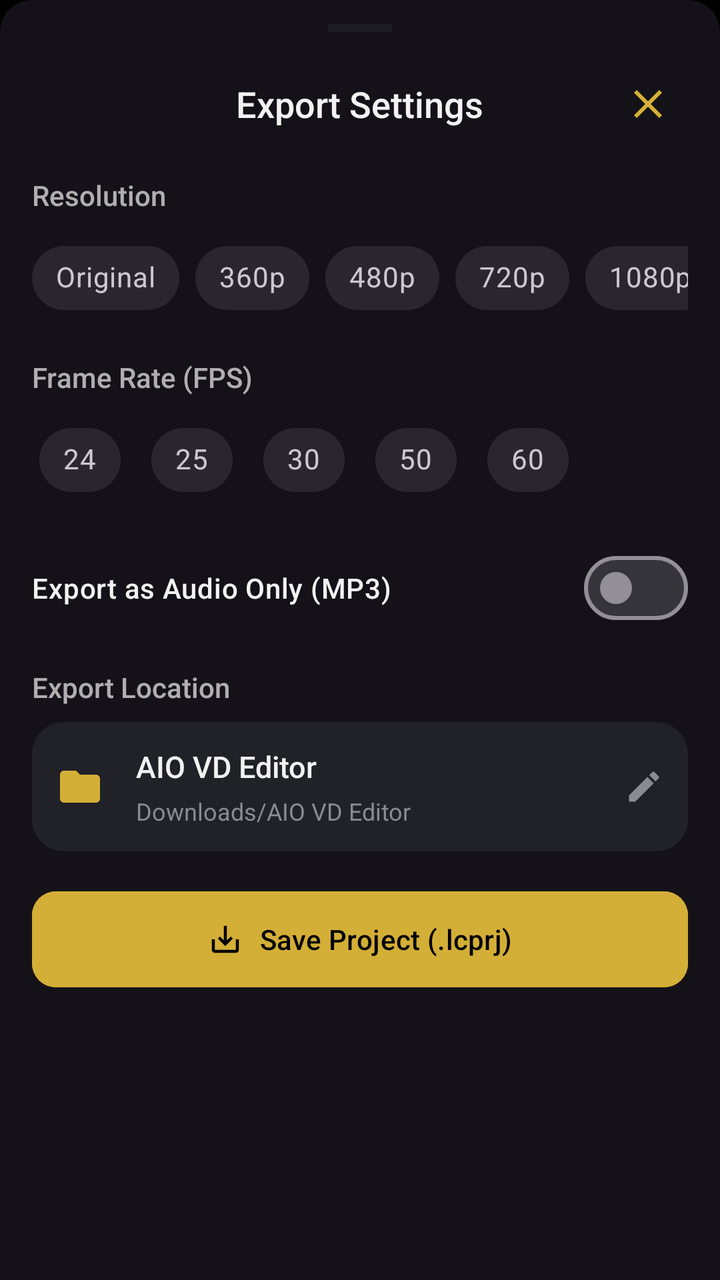
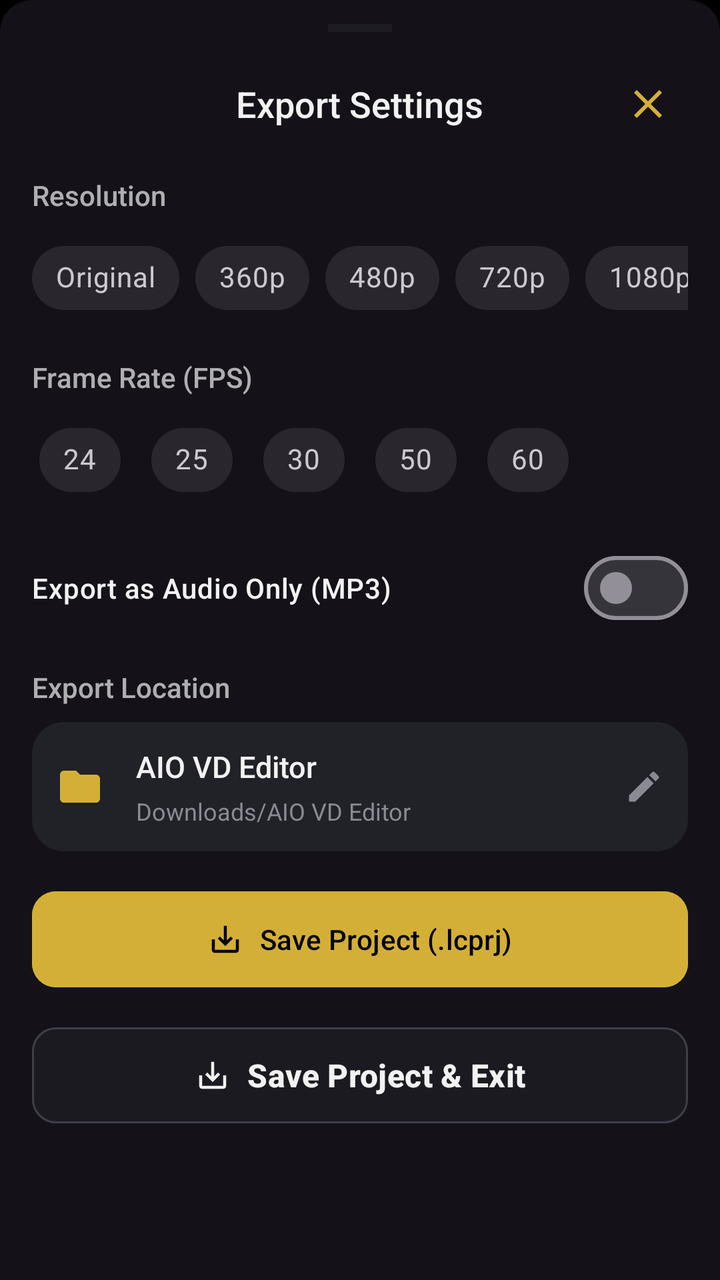

Screens rendered from an Android XML layout before and after an edit, with the pre-edit source and the edit as a unified diff.
<!-- AndroidManifest.xml: application theme AppTheme -->
<!-- res/layout/export_quality_bottom_sheet_dialog.xml -->
<?xml version="1.0" encoding="utf-8"?>
<LinearLayout xmlns:android="http://schemas.android.com/apk/res/android"
    xmlns:app="http://schemas.android.com/apk/res-auto"
    android:layout_width="match_parent"
    android:layout_height="wrap_content"
    android:background="@drawable/bg_bottom_sheet"
    android:orientation="vertical"
    android:paddingBottom="24dp"
    android:paddingTop="12dp">

    <View
        android:layout_width="32dp"
        android:layout_height="4dp"
        android:layout_gravity="center_horizontal"
        android:layout_marginBottom="16dp"
        android:alpha="0.4"
        android:background="@color/outlineVariant" />

    <RelativeLayout
        android:layout_width="match_parent"
        android:layout_height="wrap_content"
        android:layout_marginBottom="16dp"
        android:paddingHorizontal="16dp">

        <TextView
            android:id="@+id/tvTitleQuality"
            android:layout_width="wrap_content"
            android:layout_height="wrap_content"
            android:layout_centerInParent="true"
            android:fontFamily="sans-serif-medium"
            android:text="@string/str_export_settings"
            android:textColor="@color/textColor"
            android:textSize="18sp" />

        <ImageButton
            android:id="@+id/btnCloseSheet"
            android:layout_width="40dp"
            android:layout_height="40dp"
            android:layout_alignParentEnd="true"
            android:background="?attr/selectableItemBackgroundBorderless"
            android:src="@drawable/ic_close_24"
            android:padding="8dp"
            app:tint="@color/activeTool" />
    </RelativeLayout>

    <LinearLayout
        android:layout_width="match_parent"
        android:layout_height="wrap_content"
        android:orientation="vertical"
        android:paddingHorizontal="16dp">

        <TextView
            android:layout_width="wrap_content"
            android:layout_height="wrap_content"
            android:text="Resolution"
            android:textColor="@color/textColor"
            android:textSize="14sp"
            android:fontFamily="sans-serif-medium"
            android:alpha="0.7"
            android:layout_marginBottom="8dp"/>

        <HorizontalScrollView
            android:layout_width="match_parent"
            android:layout_height="wrap_content"
            android:scrollbars="none"
            android:clipToPadding="false"
            android:layout_marginBottom="16dp">
            
            <com.google.android.material.chip.ChipGroup
                android:id="@+id/cgResolution"
                android:layout_width="wrap_content"
                android:layout_height="wrap_content"
                app:singleSelection="true"
                app:selectionRequired="true"
                app:singleLine="true">

                <com.google.android.material.chip.Chip
                    android:id="@+id/chipResOriginal"
                    style="@style/Widget.MaterialComponents.Chip.Choice"
                    android:layout_width="wrap_content"
                    android:layout_height="wrap_content"
                    android:text="Original" />

                <com.google.android.material.chip.Chip
                    android:id="@+id/chipRes360"
                    style="@style/Widget.MaterialComponents.Chip.Choice"
                    android:layout_width="wrap_content"
                    android:layout_height="wrap_content"
                    android:text="360p" />
                    
                <com.google.android.material.chip.Chip
                    android:id="@+id/chipRes480"
                    style="@style/Widget.MaterialComponents.Chip.Choice"
                    android:layout_width="wrap_content"
                    android:layout_height="wrap_content"
                    android:text="480p" />
                    
                <com.google.android.material.chip.Chip
                    android:id="@+id/chipRes720"
                    style="@style/Widget.MaterialComponents.Chip.Choice"
                    android:layout_width="wrap_content"
                    android:layout_height="wrap_content"
                    android:text="720p" />
                    
                <com.google.android.material.chip.Chip
                    android:id="@+id/chipRes1080"
                    style="@style/Widget.MaterialComponents.Chip.Choice"
                    android:layout_width="wrap_content"
                    android:layout_height="wrap_content"
                    android:text="1080p" />
                    
                <com.google.android.material.chip.Chip
                    android:id="@+id/chipRes1440"
                    style="@style/Widget.MaterialComponents.Chip.Choice"
                    android:layout_width="wrap_content"
                    android:layout_height="wrap_content"
                    android:text="1440p (2K)" />
                    
                <com.google.android.material.chip.Chip
                    android:id="@+id/chipRes2160"
                    style="@style/Widget.MaterialComponents.Chip.Choice"
                    android:layout_width="wrap_content"
                    android:layout_height="wrap_content"
                    android:text="2160p (4K)" />
            </com.google.android.material.chip.ChipGroup>
        </HorizontalScrollView>

        <TextView
            android:layout_width="wrap_content"
            android:layout_height="wrap_content"
            android:text="Frame Rate (FPS)"
            android:textColor="@color/textColor"
            android:textSize="14sp"
            android:fontFamily="sans-serif-medium"
            android:alpha="0.7"
            android:layout_marginBottom="8dp"/>

        <HorizontalScrollView
            android:layout_width="match_parent"
            android:layout_height="wrap_content"
            android:scrollbars="none"
            android:clipToPadding="false"
            android:layout_marginBottom="16dp">
            
            <com.google.android.material.chip.ChipGroup
                android:id="@+id/cgFps"
                android:layout_width="wrap_content"
                android:layout_height="wrap_content"
                app:singleSelection="true"
                app:selectionRequired="true"
                app:singleLine="true">
                
                <com.google.android.material.chip.Chip
                    android:id="@+id/chipFps24"
                    style="@style/Widget.MaterialComponents.Chip.Choice"
                    android:layout_width="wrap_content"
                    android:layout_height="wrap_content"
                    android:text="24" />
                    
                <com.google.android.material.chip.Chip
                    android:id="@+id/chipFps25"
                    style="@style/Widget.MaterialComponents.Chip.Choice"
                    android:layout_width="wrap_content"
                    android:layout_height="wrap_content"
                    android:text="25" />
                    
                <com.google.android.material.chip.Chip
                    android:id="@+id/chipFps30"
                    style="@style/Widget.MaterialComponents.Chip.Choice"
                    android:layout_width="wrap_content"
                    android:layout_height="wrap_content"
                    android:text="30" />
                    
                <com.google.android.material.chip.Chip
                    android:id="@+id/chipFps50"
                    style="@style/Widget.MaterialComponents.Chip.Choice"
                    android:layout_width="wrap_content"
                    android:layout_height="wrap_content"
                    android:text="50" />
                    
                <com.google.android.material.chip.Chip
                    android:id="@+id/chipFps60"
                    style="@style/Widget.MaterialComponents.Chip.Choice"
                    android:layout_width="wrap_content"
                    android:layout_height="wrap_content"
                    android:text="60" />
            </com.google.android.material.chip.ChipGroup>
        </HorizontalScrollView>

        <com.google.android.material.materialswitch.MaterialSwitch
            android:id="@+id/switchAudioOnly"
            android:layout_width="match_parent"
            android:layout_height="wrap_content"
            android:text="Export as Audio Only (MP3)"
            android:textColor="@color/textColor"
            android:fontFamily="sans-serif-medium"
            android:layout_marginBottom="16dp" />

        <TextView
            android:layout_width="wrap_content"
            android:layout_height="wrap_content"
            android:layout_marginBottom="8dp"
            android:text="@string/str_export_location"
            android:textColor="@color/textColor"
            android:textSize="14sp"
            android:fontFamily="sans-serif-medium"
            android:alpha="0.7" />

        <LinearLayout
            android:id="@+id/layoutExportDirectory"
            android:layout_width="match_parent"
            android:layout_height="wrap_content"
            android:background="@drawable/bg_aspect_ratio_item"
            android:clickable="true"
            android:focusable="true"
            android:foreground="?attr/selectableItemBackground"
            android:gravity="center_vertical"
            android:orientation="horizontal"
            android:padding="12dp">

            <ImageView
                android:layout_width="24dp"
                android:layout_height="24dp"
                android:layout_marginEnd="16dp"
                android:src="@drawable/ic_folder_24"
                app:tint="@color/colorPrimary" />

            <LinearLayout
                android:layout_width="0dp"
                android:layout_height="wrap_content"
                android:layout_weight="1"
                android:orientation="vertical">

                <TextView
                    android:id="@+id/tvExportDirectoryTitle"
                    android:layout_width="wrap_content"
                    android:layout_height="wrap_content"
                    android:text="@string/app_name"
                    android:textColor="@color/textColor"
                    android:textSize="15sp"
                    android:fontFamily="sans-serif-medium" />

                <TextView
                    android:id="@+id/tvExportDirectoryPath"
                    android:layout_width="wrap_content"
                    android:layout_height="wrap_content"
                    android:text="@string/str_downloads_librecuts"
                    android:textColor="@color/iconSecondary"
                    android:textSize="12sp"
                    android:layout_marginTop="4dp"
                    android:ellipsize="middle"
                    android:singleLine="true" />
            </LinearLayout>

            <ImageView
                android:layout_width="20dp"
                android:layout_height="20dp"
                android:src="@drawable/ic_edit_24"
                app:tint="@color/iconSecondary" />
        </LinearLayout>

        <com.google.android.material.button.MaterialButton
            android:id="@+id/btnSaveProject"
            android:layout_width="match_parent"
            android:layout_height="56dp"
            android:layout_marginTop="16dp"
            android:text="Save Project (.lcprj)"
            android:textColor="@color/onPrimaryContainer"
            android:backgroundTint="@color/colorPrimary"
            app:cornerRadius="12dp"
            app:icon="@drawable/ic_save_24"
            app:iconTint="@color/onPrimaryContainer"
            app:iconGravity="textStart" />

    </LinearLayout>
</LinearLayout>
<!-- resources referenced by this layout -->
<resources>
  <color name="activeTool">#D4AF37</color>
  <color name="colorPrimary">#D4AF37</color>
  <color name="iconSecondary">#8A8A93</color>
  <color name="onPrimaryContainer">#000000</color>
  <color name="outlineVariant">#2C2C35</color>
  <color name="textColor">#F2F2F2</color>
  <!-- drawable bg_aspect_ratio_item (drawable) -->
  <shape xmlns:android="http://schemas.android.com/apk/res/android">
      <solid android:color="@color/surfaceVariant" />
      <corners android:radius="16dp" />
  </shape>
  <!-- drawable bg_bottom_sheet (drawable) -->
  <?xml version="1.0" encoding="utf-8"?>
  <shape xmlns:android="http://schemas.android.com/apk/res/android">
      <solid android:color="?attr/colorSurface" />
      <corners
          android:topLeftRadius="16dp"
          android:topRightRadius="16dp" />
  </shape>
  <!-- drawable ic_close_24 (drawable) -->
  <vector xmlns:android="http://schemas.android.com/apk/res/android" android:height="24dp" android:tint="#FFFFFF" android:viewportHeight="24" android:viewportWidth="24" android:width="24dp">
        
      <path android:fillColor="@android:color/white" android:pathData="M19,6.41L17.59,5 12,10.59 6.41,5 5,6.41 10.59,12 5,17.59 6.41,19 12,13.41 17.59,19 19,17.59 13.41,12z"/>
      
  </vector>
  <!-- drawable ic_edit_24 (drawable) -->
  <vector xmlns:android="http://schemas.android.com/apk/res/android"
      android:width="24dp"
      android:height="24dp"
      android:viewportWidth="24"
      android:viewportHeight="24">
    <path
        android:fillColor="#FF000000"
        android:pathData="M3,17.25V21h3.75L17.81,9.94l-3.75,-3.75L3,17.25zM20.71,7.04c0.39,-0.39 0.39,-1.02 0,-1.41l-2.34,-2.34c-0.39,-0.39 -1.02,-0.39 -1.41,0l-1.83,1.83 3.75,3.75 1.83,-1.83z"/>
  </vector>
  <!-- drawable ic_folder_24 (drawable) -->
  <vector xmlns:android="http://schemas.android.com/apk/res/android"
      android:width="24dp"
      android:height="24dp"
      android:viewportWidth="24"
      android:viewportHeight="24">
    <path
        android:fillColor="#FF000000"
        android:pathData="M10,4H4c-1.1,0 -1.99,0.9 -1.99,2L2,18c0,1.1 0.9,2 2,2h16c1.1,0 2,-0.9 2,-2V8c0,-1.1 -0.9,-2 -2,-2h-8l-2,-2z"/>
  </vector>
  <!-- drawable ic_save_24 (drawable) -->
  <vector xmlns:android="http://schemas.android.com/apk/res/android" android:height="24dp" android:tint="#FFFFFF" android:viewportHeight="24" android:viewportWidth="24" android:width="24dp">
        
      <path android:fillColor="@android:color/white" android:pathData="M19,12v7L5,19v-7L3,12v7c0,1.1 0.9,2 2,2h14c1.1,0 2,-0.9 2,-2v-7h-2zM13,12.67l2.59,-2.58L17,11.5l-5,5 -5,-5 1.41,-1.41L11,12.67L11,3h2v9.67z"/>
      
  </vector>
  <string name="app_name">AIO VD Editor</string>
  <string name="str_downloads_librecuts">Downloads/AIO VD Editor</string>
  <string name="str_export_location">Export Location</string>
  <string name="str_export_settings">Export Settings</string>
  <color name="surfaceVariant">#212128</color>
  <color name="colorPrimaryVariant">#8C7322</color>
  <color name="colorOnPrimary">#000000</color>
  <color name="colorSecondary">#D4AF37</color>
  <color name="colorSecondaryVariant">#8C7322</color>
  <color name="colorOnSecondary">#000000</color>
  <color name="background">#000000</color>
  <color name="navigationBarColor">#000000</color>
  <color name="statusBarColor">#000000</color>
  <!-- unchanged entries left out for length: 1 -->
</resources>

<!-- the commit's change to res/layout/export_quality_bottom_sheet_dialog.xml (unified diff, before → after) -->
@@ -272,5 +272,23 @@
             app:iconTint="@color/onPrimaryContainer"
             app:iconGravity="textStart" />
 
+        <com.google.android.material.button.MaterialButton
+            android:id="@+id/btnSaveProjectAndExit"
+            android:layout_width="match_parent"
+            android:layout_height="56dp"
+            android:layout_marginTop="12dp"
+            android:text="Save Project &amp; Exit"
+            android:textAllCaps="false"
+            android:textSize="16sp"
+            android:textStyle="bold"
+            android:textColor="@color/textColor"
+            android:backgroundTint="@color/surfaceContainerHigh"
+            app:cornerRadius="12dp"
+            app:strokeColor="@color/outline"
+            app:strokeWidth="1dp"
+            app:icon="@drawable/ic_save_24"
+            app:iconTint="@color/textColor"
+            app:iconGravity="textStart" />
+
     </LinearLayout>
 </LinearLayout>
<!-- resource entries referenced after the edit -->
@@ -4,7 +4,9 @@
   <color name="colorPrimary">#D4AF37</color>
   <color name="iconSecondary">#8A8A93</color>
   <color name="onPrimaryContainer">#000000</color>
+  <color name="outline">#3F3F4A</color>
   <color name="outlineVariant">#2C2C35</color>
+  <color name="surfaceContainerHigh">#1A1A20</color>
   <color name="textColor">#F2F2F2</color>
   <!-- drawable bg_aspect_ratio_item (drawable) -->
   <shape xmlns:android="http://schemas.android.com/apk/res/android">
